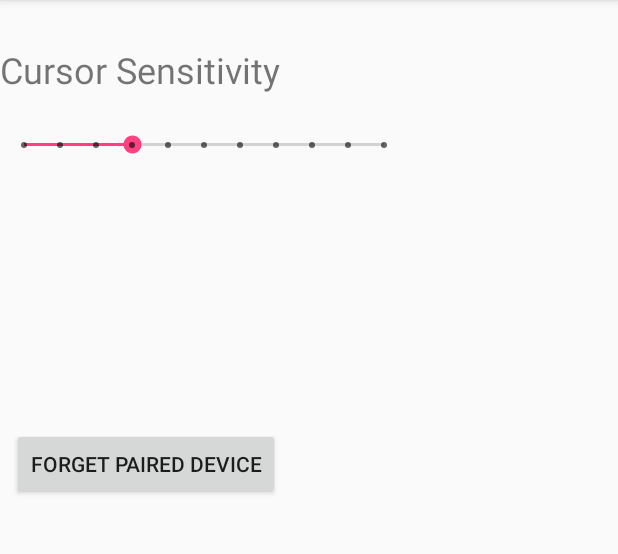
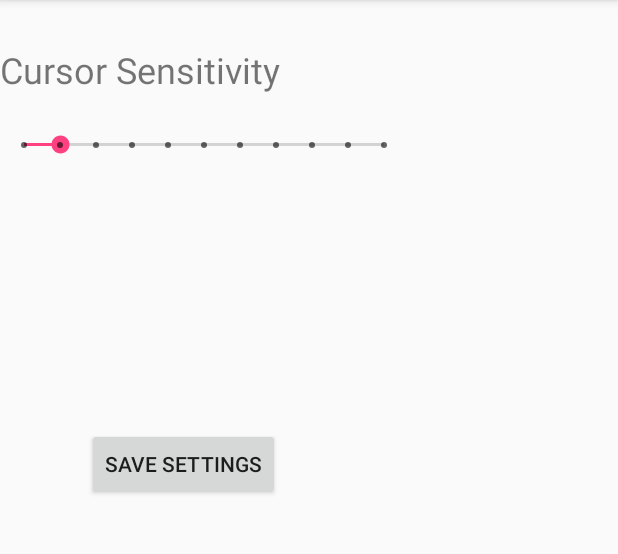
Before and after one commit to erancihan/project-bt-pc-remote, an Android app: the screen it shows after launch (MainActivity), in the side drawer, after a tap on "Settings", on a phone screen of 412 x 824 dp, the part 84-638 px from its top. Run offline under Robolectric (Android 15) with nearby library versions, the phone set to English and light mode, and no system bars; 1 statement that could not run was skipped.

Commit message:
Settings have been made

```diff
--- a/bt-mouse-client/app/src/main/java/sleepless/bt_mouse_client/MainActivity.java
+++ b/bt-mouse-client/app/src/main/java/sleepless/bt_mouse_client/MainActivity.java
@@ -5,7 +5,9 @@ import android.app.Fragment;
 import android.app.FragmentManager;
 import android.bluetooth.BluetoothAdapter;
 import android.bluetooth.BluetoothDevice;
+import android.content.Context;
 import android.content.Intent;
+import android.content.SharedPreferences;
 import android.os.Bundle;
 import android.os.Handler;
 import android.os.Message;
@@ -50,7 +52,12 @@ public class MainActivity extends AppCompatActivity implements NavigationView.On
         setContentView(R.layout.activity_main);
         Toolbar toolbar = (Toolbar) findViewById(R.id.toolbar);
         setSupportActionBar(toolbar);
-
+        SharedPreferences sp = getSharedPreferences("AppData", Context.MODE_PRIVATE);
+        if(sp.getInt("cursor_speed", -1) == -1){
+            SharedPreferences.Editor editor = sp.edit();
+            editor.putInt("cursor_speed", 1);
+            editor.commit();
+        }
         DrawerLayout drawer = (DrawerLayout) findViewById(R.id.drawer_layout);
         ActionBarDrawerToggle toggle = new ActionBarDrawerToggle(
                 this, drawer, toolbar, R.string.navigation_drawer_open, R.string.navigation_drawer_close);
@@ -166,15 +173,17 @@ public class MainActivity extends AppCompatActivity implements NavigationView.On
         int id = item.getItemId();
 
         if (id == R.id.touchpad) {
-            Fragment fragment = new TouchpadFragment();
-            ((TouchpadFragment) fragment).setBluetoothIO(mBluetoothIO);
+            TouchpadFragment fragment = new TouchpadFragment();
+            fragment.setBluetoothIO(mBluetoothIO);
             fm.beginTransaction().replace(R.id.content_frame, fragment).commit();
         } else if (id == R.id.sensor) {
             Intent serverIntent = new Intent(this, DeviceListActivity.class);
             startActivityForResult(serverIntent, REQUEST_CONNECT_DEVICE);
 //            fm.beginTransaction().replace(R.id.content_frame, new SensorFragment()).commit();
         } else if (id == R.id.settings) {
-            fm.beginTransaction().replace(R.id.content_frame, new SettingsFragment()).commit();
+            SettingsFragment fragment = new SettingsFragment();
+            fragment.setBluetoothIO(mBluetoothIO);
+            fm.beginTransaction().replace(R.id.content_frame, fragment).commit();
         }
 
         DrawerLayout drawer = (DrawerLayout) findViewById(R.id.drawer_layout);
--- a/bt-mouse-client/app/src/main/java/sleepless/bt_mouse_client/SettingsFragment.java
+++ b/bt-mouse-client/app/src/main/java/sleepless/bt_mouse_client/SettingsFragment.java
@@ -1,11 +1,15 @@
 package sleepless.bt_mouse_client;
 
 import android.app.Fragment;
+import android.content.Context;
+import android.content.SharedPreferences;
 import android.os.Bundle;
 import android.support.annotation.Nullable;
 import android.view.LayoutInflater;
 import android.view.View;
 import android.view.ViewGroup;
+import android.widget.Button;
+import android.widget.SeekBar;
 
 /**
  * Created by theraiderman15 on 02.06.2017.
@@ -13,9 +17,36 @@ import android.view.ViewGroup;
 
 public class SettingsFragment extends Fragment {
 
+    private BluetoothIO mBluetoothIO;
+    private SeekBar seekBar;
+    private SharedPreferences sp;
+
     @Nullable
     @Override
     public View onCreateView(LayoutInflater inflater, @Nullable ViewGroup container, Bundle savedInstanceState) {
-        return inflater.inflate(R.layout.settings_layout, container, false);
+        View view = inflater.inflate(R.layout.settings_layout, container, false);
+        this.seekBar = (SeekBar)view.findViewById(R.id.cursor_speed);
+        sp = getActivity().getSharedPreferences("AppData", Context.MODE_PRIVATE);
+        this.seekBar.setProgress(sp.getInt("cursor_speed",1));
+        Button button = (Button)view.findViewById(R.id.save_settings);
+        button.setOnClickListener(new View.OnClickListener() {
+            public void onClick(View view){
+                saveSettings(view);
+            }
+        });
+        return view;
+    }
+
+    public void setBluetoothIO(BluetoothIO bluetoothIO){
+        this.mBluetoothIO = bluetoothIO;
+    }
+
+    public void saveSettings(View view){
+        System.out.println("Hello Ma Man");
+        int value = seekBar.getProgress();
+        mBluetoothIO.sendMessage("actionspeed," + value);
+        SharedPreferences.Editor editor = sp.edit();
+        editor.putInt("cursor_speed", value);
+        editor.commit();
     }
 }
--- a/bt-mouse-client/app/src/main/res/layout/settings_layout.xml
+++ b/bt-mouse-client/app/src/main/res/layout/settings_layout.xml
@@ -5,7 +5,7 @@
     android:layout_width="match_parent" android:layout_height="match_parent">
 
     <SeekBar
-        android:id="@+id/seekBar6"
+        android:id="@+id/cursor_speed"
         style="@style/Widget.AppCompat.SeekBar.Discrete"
         android:layout_width="match_parent"
         android:layout_height="50dp"
@@ -27,11 +27,11 @@
         android:layout_alignParentStart="true" />
 
     <Button
-        android:id="@+id/button3"
+        android:id="@+id/save_settings"
         android:layout_width="wrap_content"
         android:layout_height="wrap_content"
-        android:text="Forget Paired Device"
-        android:layout_below="@+id/seekBar6"
+        android:text="Save Settings"
+        android:layout_below="@+id/cursor_speed"
         android:layout_alignEnd="@+id/textView9"
         android:layout_marginTop="163dp" />
 
```
Also changed, not shown: bt-mouse-client/app/src/main/java/sleepless/bt_mouse_client/TouchpadFragment.java (+19 -27 lines), 1 other file.
